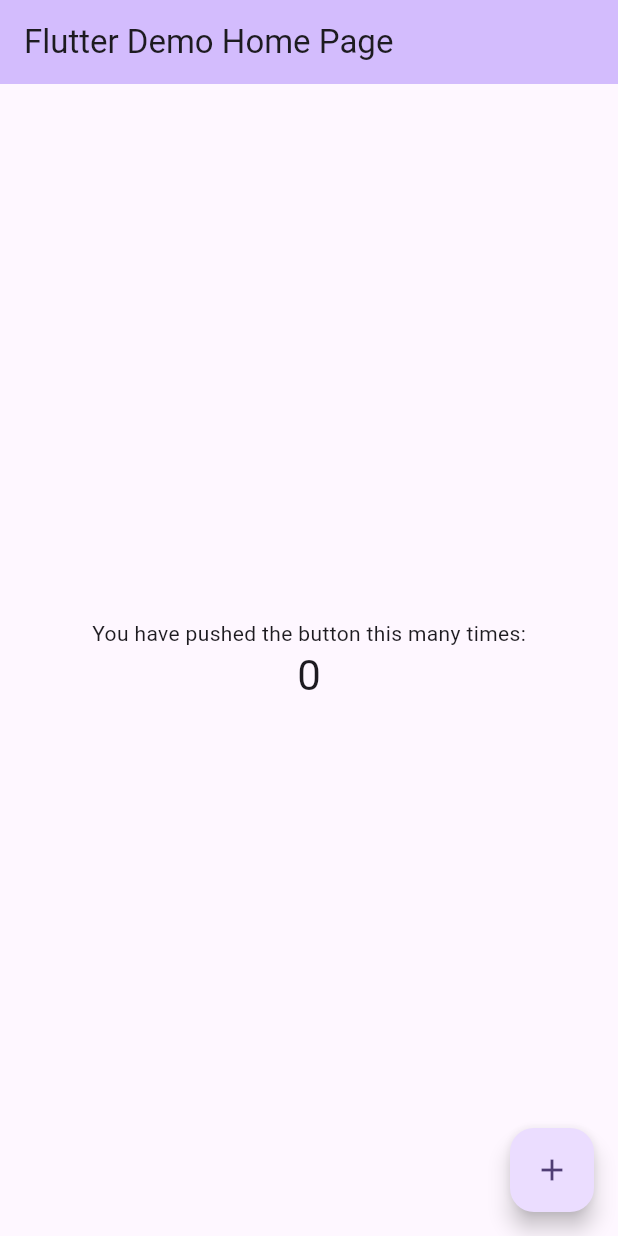
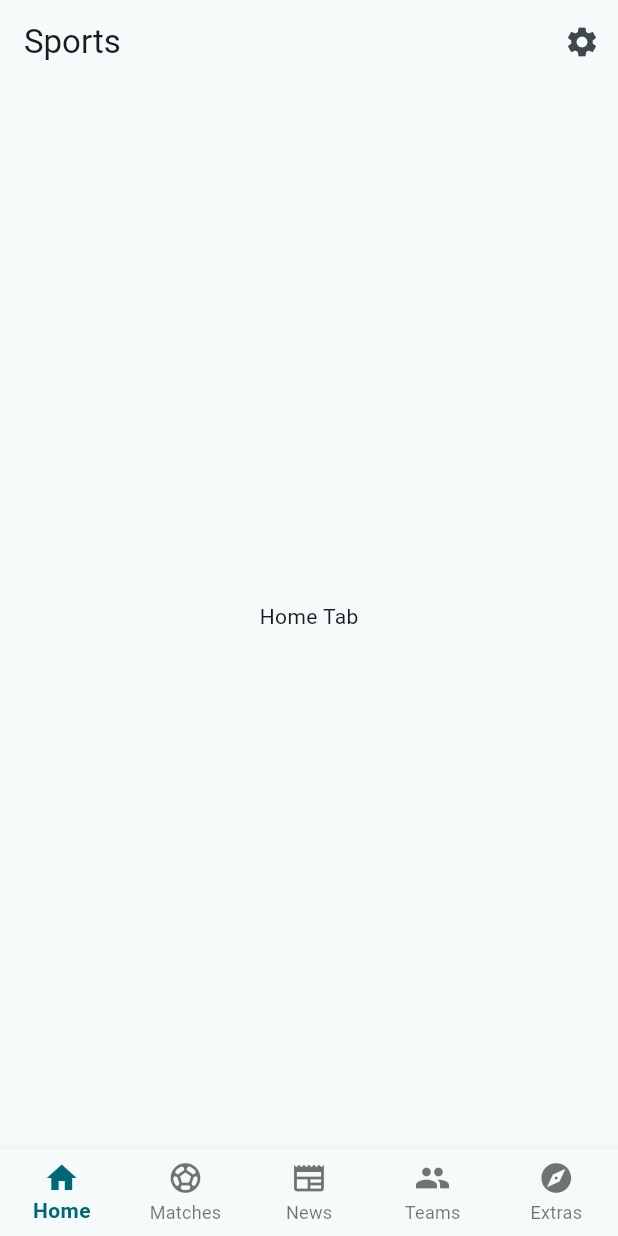
Before and after one commit to sam4work/flutter_basics, a Flutter app: the screen it shows after launch, on a phone screen of 412 x 824 dp. Run offline on Flutter 3.47's test engine with Material 3 defaults, Android fonts, the phone set to English and light mode, and no system bars.

Commit message:
basic bottom navigation tab implementation

```diff
--- a/lib/main.dart
+++ b/lib/main.dart
@@ -1,4 +1,9 @@
 import 'package:flutter/material.dart';
+import 'package:flutter_basics/tabs/extras_tab.dart';
+import 'package:flutter_basics/tabs/home_tab.dart';
+import 'package:flutter_basics/tabs/matches_tab.dart';
+import 'package:flutter_basics/tabs/news_tab.dart';
+import 'package:flutter_basics/tabs/teams_tab.dart';
 
 void main() {
   runApp(const MyApp());
@@ -11,41 +16,18 @@ class MyApp extends StatelessWidget {
   @override
   Widget build(BuildContext context) {
     return MaterialApp(
-      title: 'Flutter Demo',
+      title: 'Flutter Journey',
+      debugShowCheckedModeBanner: false,
       theme: ThemeData(
-        // This is the theme of your application.
-        //
-        // TRY THIS: Try running your application with "flutter run". You'll see
-        // the application has a purple toolbar. Then, without quitting the app,
-        // try changing the seedColor in the colorScheme below to Colors.green
-        // and then invoke "hot reload" (save your changes or press the "hot
-        // reload" button in a Flutter-supported IDE, or press "r" if you used
-        // the command line to start the app).
-        //
-        // Notice that the counter didn't reset back to zero; the application
-        // state is not lost during the reload. To reset the state, use hot
-        // restart instead.
-        //
-        // This works for code too, not just values: Most code changes can be
-        // tested with just a hot reload.
-        colorScheme: ColorScheme.fromSeed(seedColor: Colors.deepPurple),
+        colorScheme: ColorScheme.fromSeed(seedColor: Colors.white70),
       ),
-      home: const MyHomePage(title: 'Flutter Demo Home Page'),
+      home: const MyHomePage(title: 'Sports'),
     );
   }
 }
 
 class MyHomePage extends StatefulWidget {
   const MyHomePage({super.key, required this.title});
-
-  // This widget is the home page of your application. It is stateful, meaning
-  // that it has a State object (defined below) that contains fields that affect
-  // how it looks.
-
-  // This class is the configuration for the state. It holds the values (in this
-  // case the title) provided by the parent (in this case the App widget) and
-  // used by the build method of the State. Fields in a Widget subclass are
-  // always marked "final".
 
   final String title;
 
@@ -54,69 +36,59 @@ class MyHomePage extends StatefulWidget {
 }
 
 class _MyHomePageState extends State<MyHomePage> {
-  int _counter = 0;
+  int _selectedIndex = 0;
 
-  void _incrementCounter() {
+  _handleBottomNavBarTap(int index) {
     setState(() {
-      // This call to setState tells the Flutter framework that something has
-      // changed in this State, which causes it to rerun the build method below
-      // so that the display can reflect the updated values. If we changed
-      // _counter without calling setState(), then the build method would not be
-      // called again, and so nothing would appear to happen.
-      _counter++;
+      _selectedIndex = index;
     });
   }
 
+  final List<Widget> _tabs = const [
+    HomeTab(),
+    MatchesTab(),
+    NewsTab(),
+    TeamsTab(),
+    ExtrasTab(),
+  ];
+
   @override
   Widget build(BuildContext context) {
-    // This method is rerun every time setState is called, for instance as done
-    // by the _incrementCounter method above.
-    //
-    // The Flutter framework has been optimized to make rerunning build methods
-    // fast, so that you can just rebuild anything that needs updating rather
-    // than having to individually change instances of widgets.
     return Scaffold(
       appBar: AppBar(
-        // TRY THIS: Try changing the color here to a specific color (to
-        // Colors.amber, perhaps?) and trigger a hot reload to see the AppBar
-        // change color while the other colors stay the same.
-        backgroundColor: Theme.of(context).colorScheme.inversePrimary,
-        // Here we take the value from the MyHomePage object that was created by
-        // the App.build method, and use it to set our appbar title.
         title: Text(widget.title),
+        actions: [
+          IconButton(
+            icon: const Icon(Icons.settings),
+            onPressed: () {
+              // Handle search action
+            },
+          ),
+        ],
       ),
-      body: Center(
-        // Center is a layout widget. It takes a single child and positions it
-        // in the middle of the parent.
-        child: Column(
-          // Column is also a layout widget. It takes a list of children and
-          // arranges them vertically. By default, it sizes itself to fit its
-          // children horizontally, and tries to be as tall as its parent.
-          //
-          // Column has various properties to control how it sizes itself and
-          // how it positions its children. Here we use mainAxisAlignment to
-          // center the children vertically; the main axis here is the vertical
-          // axis because Columns are vertical (the cross axis would be
-          // horizontal).
-          //
-          // TRY THIS: Invoke "debug painting" (choose the "Toggle Debug Paint"
-          // action in the IDE, or press "p" in the console), to see the
-          // wireframe for each widget.
-          mainAxisAlignment: MainAxisAlignment.center,
-          children: <Widget>[
-            const Text('You have pushed the button this many times:'),
-            Text(
-              '$_counter',
-              style: Theme.of(context).textTheme.headlineMedium,
-            ),
-          ],
+      body: _tabs[_selectedIndex],
+      bottomNavigationBar: BottomNavigationBar(
+        type: BottomNavigationBarType.fixed,
+
+        // backgroundColor: Colors.transparent,
+        elevation: 5,
+        onTap: _handleBottomNavBarTap,
+        currentIndex: _selectedIndex,
+        selectedLabelStyle: TextStyle(
+          fontWeight: FontWeight.bold,
+          color: Theme.of(context).colorScheme.primary,
         ),
+        items: const <BottomNavigationBarItem>[
+          BottomNavigationBarItem(icon: Icon(Icons.home), label: "Home"),
+          BottomNavigationBarItem(
+            icon: Icon(Icons.sports_soccer),
+            label: 'Matches',
+          ),
+          BottomNavigationBarItem(icon: Icon(Icons.newspaper), label: 'News'),
+          BottomNavigationBarItem(icon: Icon(Icons.group), label: 'Teams'),
+          BottomNavigationBarItem(icon: Icon(Icons.explore), label: 'Extras'),
+        ],
       ),
-      floatingActionButton: FloatingActionButton(
-        onPressed: _incrementCounter,
-        tooltip: 'Increment',
-        child: const Icon(Icons.add),
-      ), // This trailing comma makes auto-formatting nicer for build methods.
     );
   }
 }
--- /dev/null
+++ b/lib/tabs/home_tab.dart
@@ -0,0 +1,17 @@
+import 'package:flutter/material.dart';
+
+class HomeTab extends StatelessWidget {
+  const HomeTab({super.key});
+
+  @override
+  Widget build(BuildContext context) {
+    return Center(
+      child: Column(
+        mainAxisAlignment: MainAxisAlignment.center,
+        children: const <Widget>[
+          Text('Home Tab'),
+        ],
+      ),
+    );
+  }
+}
```
Also changed, not shown: lib/tabs/extras_tab.dart (added, +15 -0 lines), lib/tabs/matches_tab.dart (added, +15 -0 lines), lib/tabs/news_tab.dart (added, +15 -0 lines), lib/tabs/settings_tab.dart (added, +15 -0 lines), lib/tabs/teams_tab.dart (added, +15 -0 lines).
